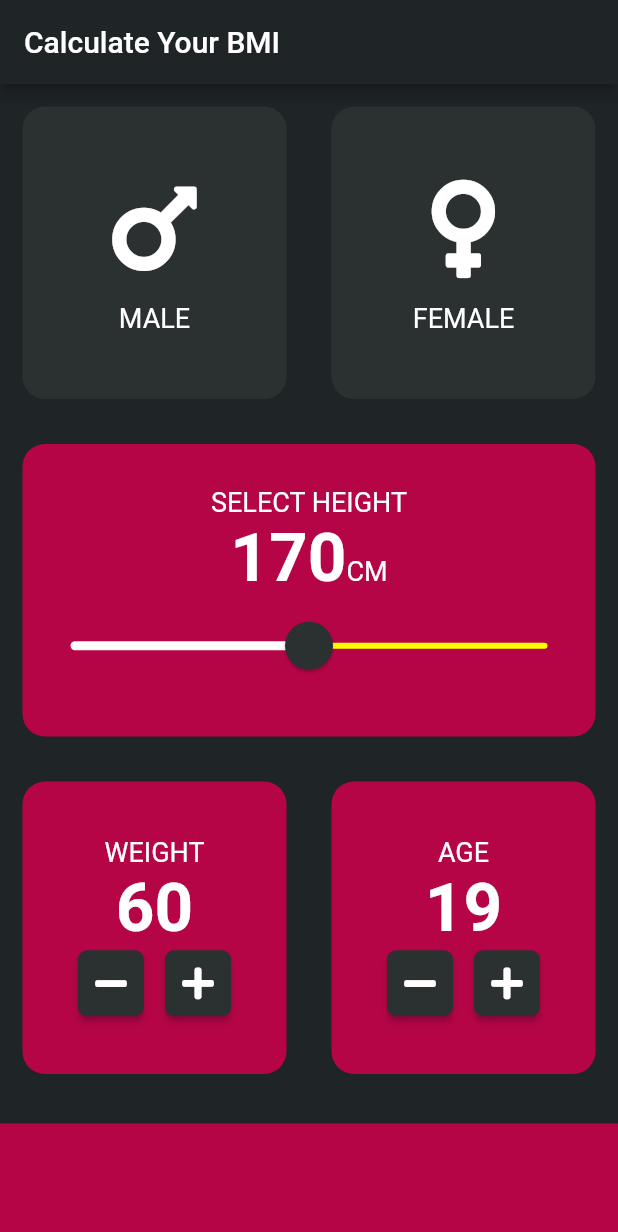
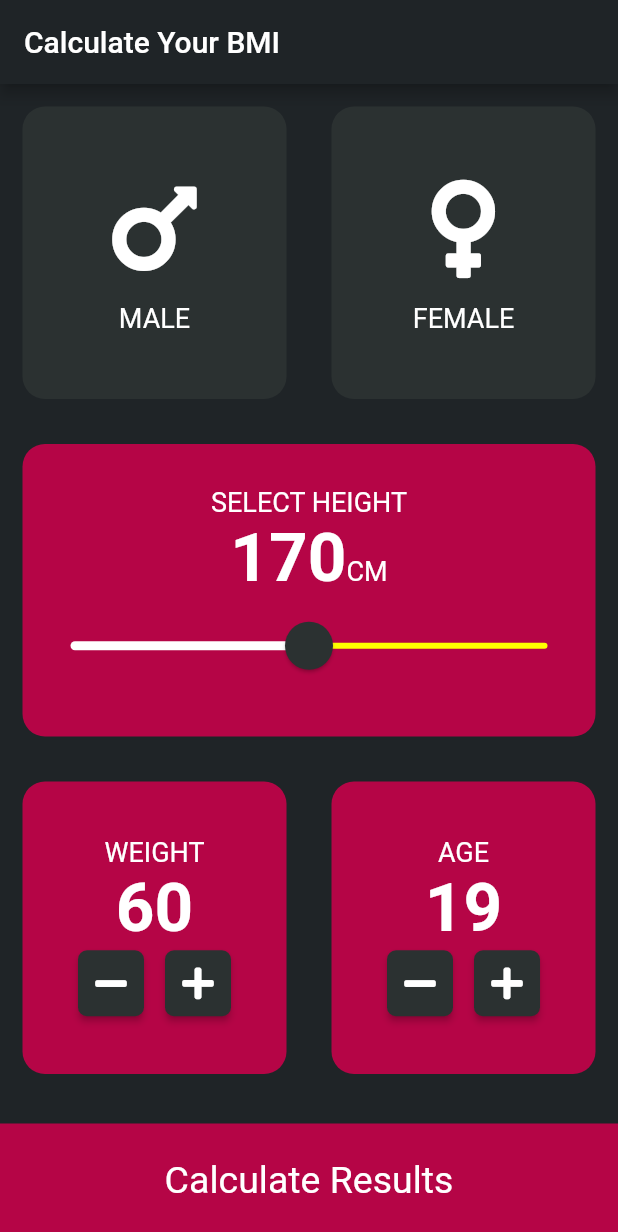
Before and after one commit to gurleen-kaur1313/BMI-calculator, a Flutter app: the screen it shows after launch, on a phone screen of 412 x 824 dp. Shown: the top 1232 px of the screen. Run offline on Flutter 3.47's test engine with Material 2 defaults, Android fonts, the phone set to English and light mode, and no system bars; our stand-ins replace font_awesome_flutter.

Commit message:
home page done

```diff
--- a/bmi/lib/HomeScreen.dart
+++ b/bmi/lib/HomeScreen.dart
@@ -217,6 +217,7 @@ class _HomePageState extends State<HomePage> {
               ),
             ),
             Container(
+              child: Center(child: Text('Calculate Results', style: TextStyle(fontSize: 25.0),)),
               height: 75.0,
               width: double.infinity,
               margin: EdgeInsets.only(top: 18.0),
```
